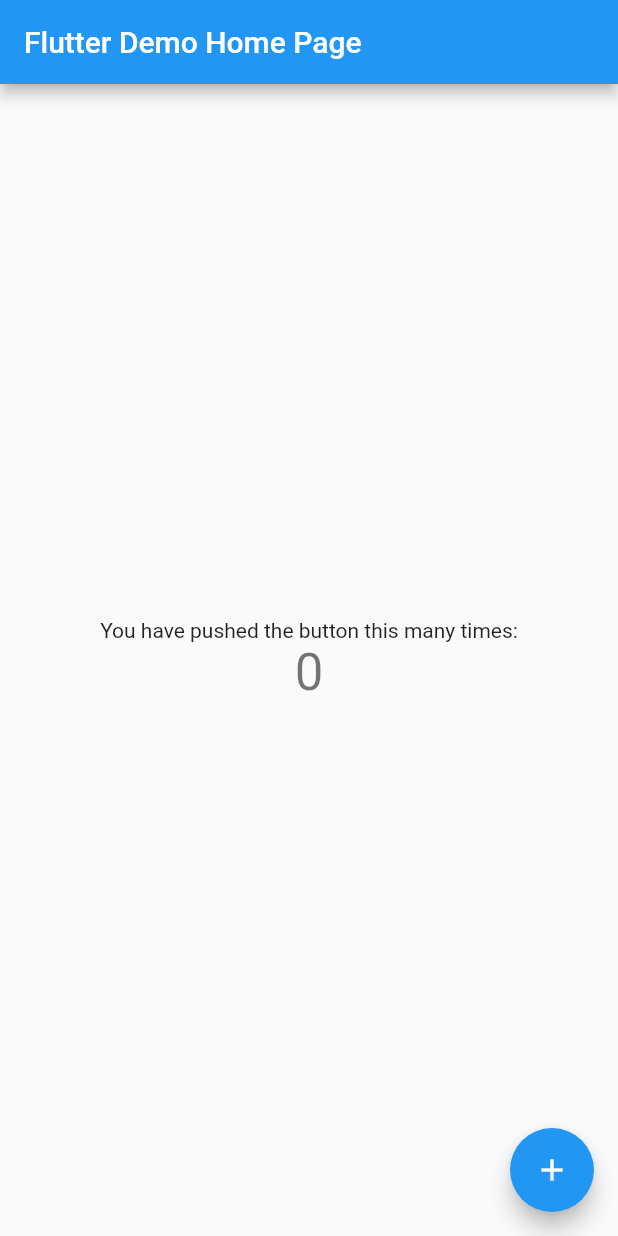
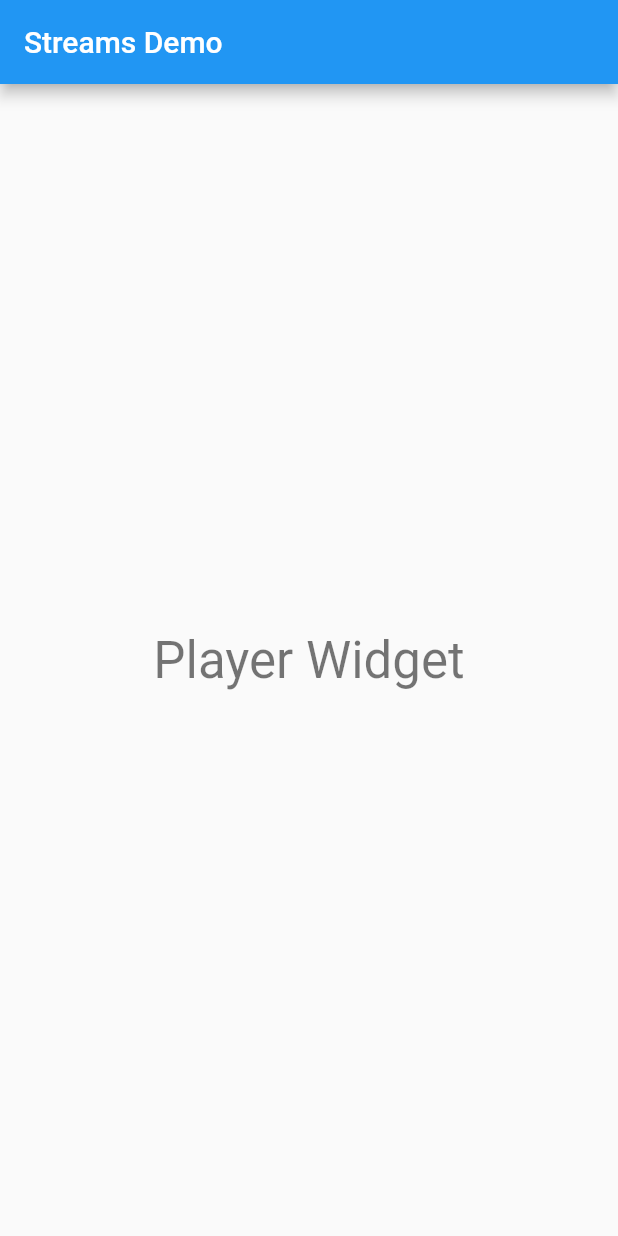
Before and after one commit to testpress/flutter_player_sdk, a Flutter app: the screen it shows after launch, on a phone screen of 412 x 824 dp. Run offline on Flutter 3.47's test engine with Material 2 defaults, Android fonts, the phone set to English and light mode, and no system bars.

Commit message:
Expose simple widget in package and use it in sample app

```diff
--- a/Example/lib/main.dart
+++ b/Example/lib/main.dart
@@ -8,109 +8,28 @@ void main() {
 class MyApp extends StatelessWidget {
   const MyApp({super.key});
 
-  // This widget is the root of your application.
   @override
   Widget build(BuildContext context) {
     return MaterialApp(
-      title: 'Flutter Demo',
+      title: 'Streams Demo',
       theme: ThemeData(
-        // This is the theme of your application.
-        //
-        // Try running your application with "flutter run". You'll see the
-        // application has a blue toolbar. Then, without quitting the app, try
-        // changing the primarySwatch below to Colors.green and then invoke
-        // "hot reload" (press "r" in the console where you ran "flutter run",
-        // or simply save your changes to "hot reload" in a Flutter IDE).
-        // Notice that the counter didn't reset back to zero; the application
-        // is not restarted.
         primarySwatch: Colors.blue,
       ),
-      home: const MyHomePage(title: 'Flutter Demo Home Page'),
+      home: const HomePage(),
     );
   }
 }
 
-class MyHomePage extends StatefulWidget {
-  const MyHomePage({super.key, required this.title});
-
-  // This widget is the home page of your application. It is stateful, meaning
-  // that it has a State object (defined below) that contains fields that affect
-  // how it looks.
-
-  // This class is the configuration for the state. It holds the values (in this
-  // case the title) provided by the parent (in this case the App widget) and
-  // used by the build method of the State. Fields in a Widget subclass are
-  // always marked "final".
-
-  final String title;
-
-  @override
-  State<MyHomePage> createState() => _MyHomePageState();
-}
-
-class _MyHomePageState extends State<MyHomePage> {
-  int _counter = 0;
-
-  void _incrementCounter() {
-    setState(() {
-      // This call to setState tells the Flutter framework that something has
-      // changed in this State, which causes it to rerun the build method below
-      // so that the display can reflect the updated values. If we changed
-      // _counter without calling setState(), then the build method would not be
-      // called again, and so nothing would appear to happen.
-      _counter++;
-    });
-  }
+class HomePage extends StatelessWidget {
+  const HomePage({super.key});
 
   @override
   Widget build(BuildContext context) {
-    // This method is rerun every time setState is called, for instance as done
-    // by the _incrementCounter method above.
-    //
-    // The Flutter framework has been optimized to make rerunning build methods
-    // fast, so that you can just rebuild anything that needs updating rather
-    // than having to individually change instances of widgets.
     return Scaffold(
       appBar: AppBar(
-        // Here we take the value from the MyHomePage object that was created by
-        // the App.build method, and use it to set our appbar title.
-        title: Text(widget.title),
+        title: const Text("Streams Demo"),
       ),
-      body: Center(
-        // Center is a layout widget. It takes a single child and positions it
-        // in the middle of the parent.
-        child: Column(
-          // Column is also a layout widget. It takes a list of children and
-          // arranges them vertically. By default, it sizes itself to fit its
-          // children horizontally, and tries to be as tall as its parent.
-          //
-          // Invoke "debug painting" (press "p" in the console, choose the
-          // "Toggle Debug Paint" action from the Flutter Inspector in Android
-          // Studio, or the "Toggle Debug Paint" command in Visual Studio Code)
-          // to see the wireframe for each widget.
-          //
-          // Column has various properties to control how it sizes itself and
-          // how it positions its children. Here we use mainAxisAlignment to
-          // center the children vertically; the main axis here is the vertical
-          // axis because Columns are vertical (the cross axis would be
-          // horizontal).
-          mainAxisAlignment: MainAxisAlignment.center,
-          children: <Widget>[
-            const Text(
-              'You have pushed the button this many times:',
-            ),
-            Text(
-              '$_counter',
-              style: Theme.of(context).textTheme.headlineMedium,
-            ),
-          ],
-        ),
-      ),
-      floatingActionButton: FloatingActionButton(
-        onPressed: _incrementCounter,
-        tooltip: 'Increment',
-        child: const Icon(Icons.add),
-      ), // This trailing comma makes auto-formatting nicer for build methods.
+      body:  const TPPlayer(),
     );
   }
 }
--- a/lib/tpstreams_player_sdk.dart
+++ b/lib/tpstreams_player_sdk.dart
@@ -1,10 +1,3 @@
 library tpstreams_player_sdk;
 
-/// A Calculator.
-class Calculator {
-  /// Returns [value] plus 1.
-  int addOne(int value) {
-    print("Hari");
-    return value + 1;
-  }
-}
+export 'widgets/tp_player.dart';
--- /dev/null
+++ b/lib/widgets/tp_player.dart
@@ -0,0 +1,16 @@
+import 'package:flutter/material.dart';
+
+class TPPlayer extends StatelessWidget {
+  const TPPlayer({super.key});
+
+  @override
+  Widget build(BuildContext context) {
+    return Center(
+      child: Text(
+        "Player Widget",
+        style: Theme.of(context).textTheme.headlineMedium,
+        textAlign: TextAlign.center,
+      ),
+    );
+  }
+}
```
Also changed, not shown: 1 other file.
